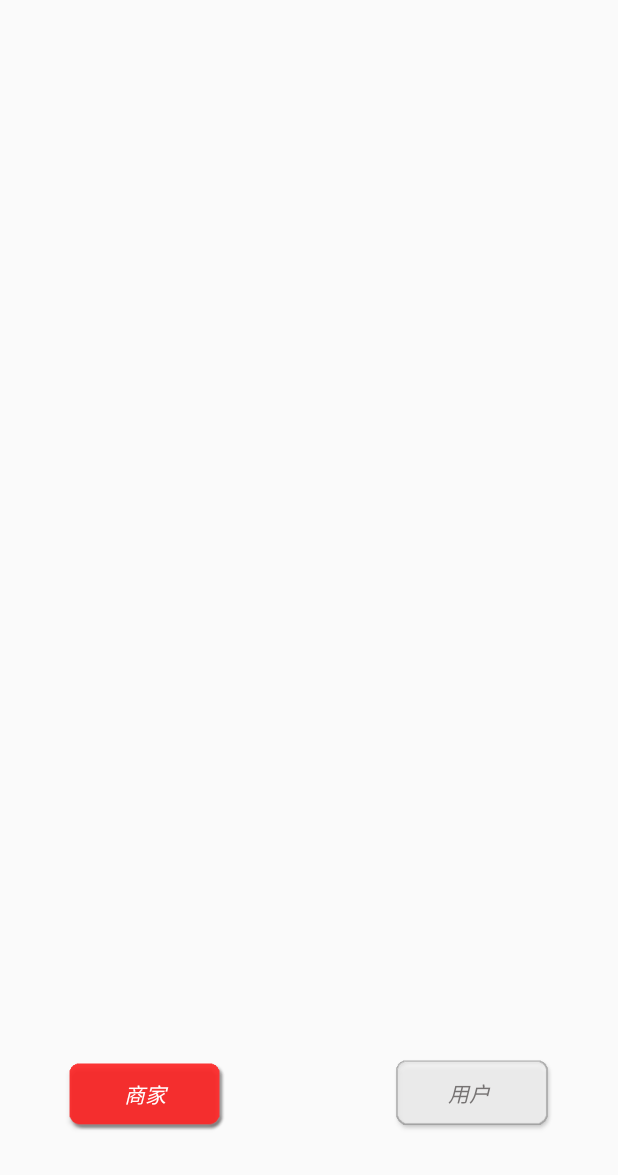
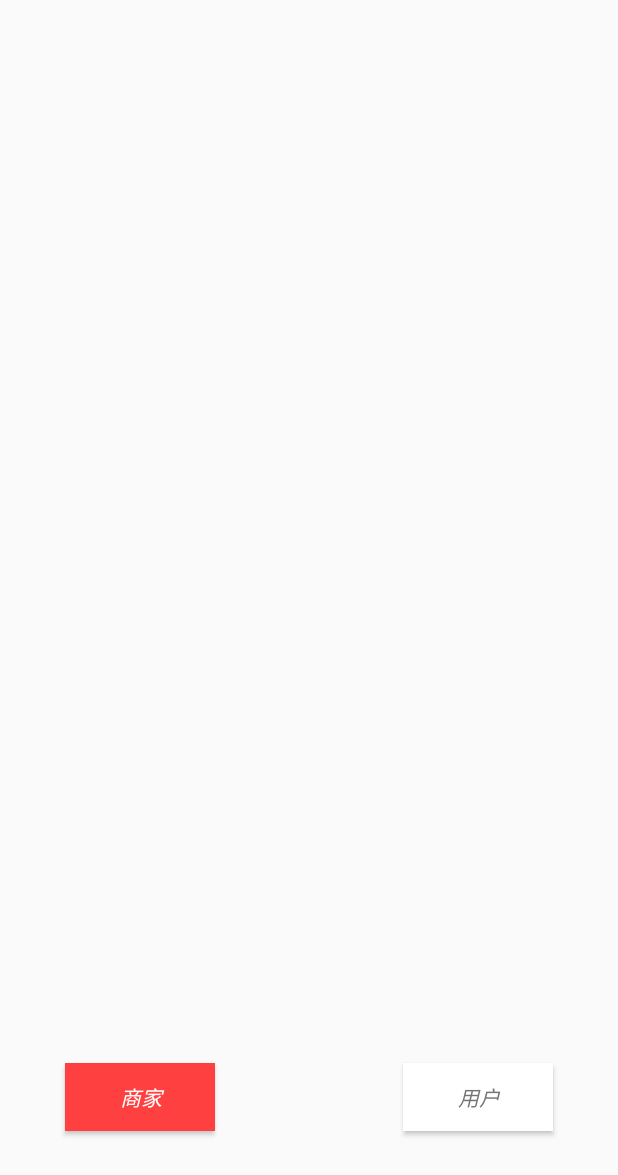
Before and after one commit to Qinxiaoshou/BuYo, an Android app: the layout activity_start_btn.xml on its own in the app's theme, with its tools: preview values and no code run, on a phone screen of 412 x 824 dp. Shown: the top 1175 px of the screen. Run offline under Robolectric (Android 15) with nearby library versions, the phone set to English and light mode, and no system bars.

Commit message:
修改启动界面的两个按钮

```diff
--- a/app/src/main/res/layout/activity_start_btn.xml
+++ b/app/src/main/res/layout/activity_start_btn.xml
@@ -5,14 +5,14 @@
     <Button
         android:id="@+id/btn_start_business"
         android:onClick="startBusiness"
-        android:layout_width="wrap_content"
-        android:layout_height="wrap_content"
+        android:layout_width="100dp"
+        android:layout_height="45dp"
         android:layout_alignParentBottom="true"
         android:layout_alignParentStart="true"
         android:layout_marginBottom="70dp"
         android:layout_marginLeft="43dp"
         android:layout_alignTop="@+id/btn_start_customer"
-        android:background="@drawable/start_business"
+        android:background="@drawable/button_login_bg"
         android:text="@string/business"
         android:textColor="@color/white"
         android:textStyle="italic"
@@ -21,13 +21,13 @@
     <Button
         android:onClick="startCustomer"
         android:id="@+id/btn_start_customer"
-        android:layout_width="wrap_content"
-        android:layout_height="wrap_content"
+        android:layout_width="100dp"
+        android:layout_height="45dp"
         android:layout_alignParentBottom="true"
         android:layout_alignParentEnd="true"
         android:layout_marginBottom="70dp"
         android:layout_marginRight="43dp"
-        android:background="@drawable/start_customer"
+        android:background="@drawable/button_register_bg"
         android:text="@string/customer"
         android:textColor="@color/gray"
         android:textStyle="italic"
```
